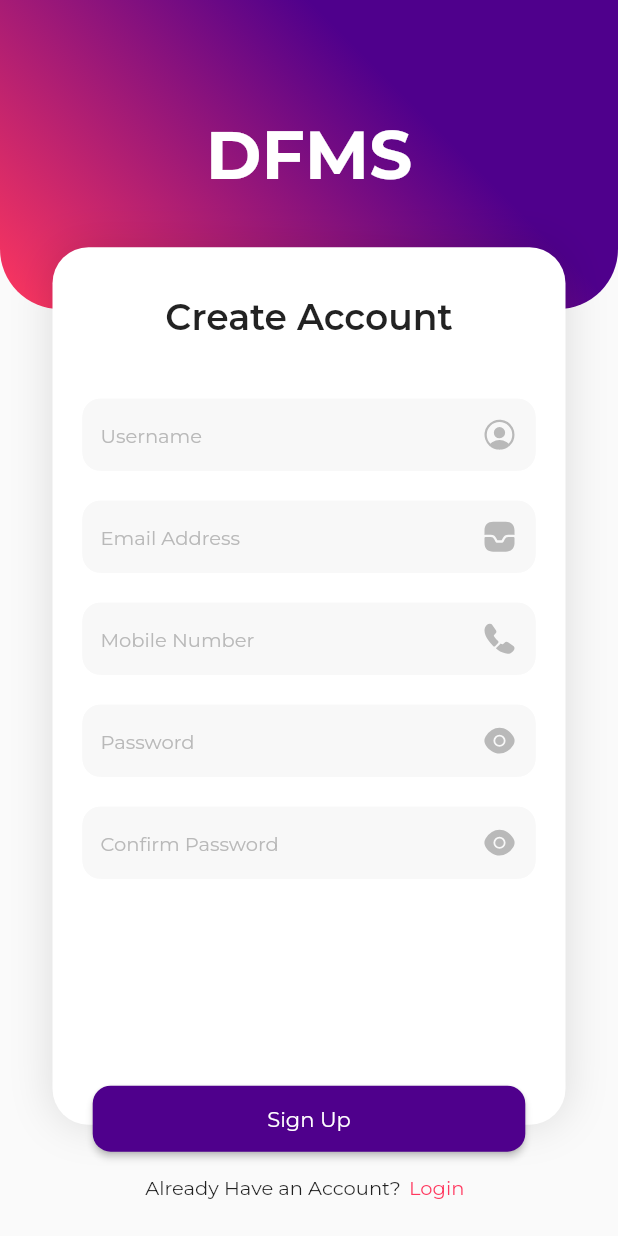
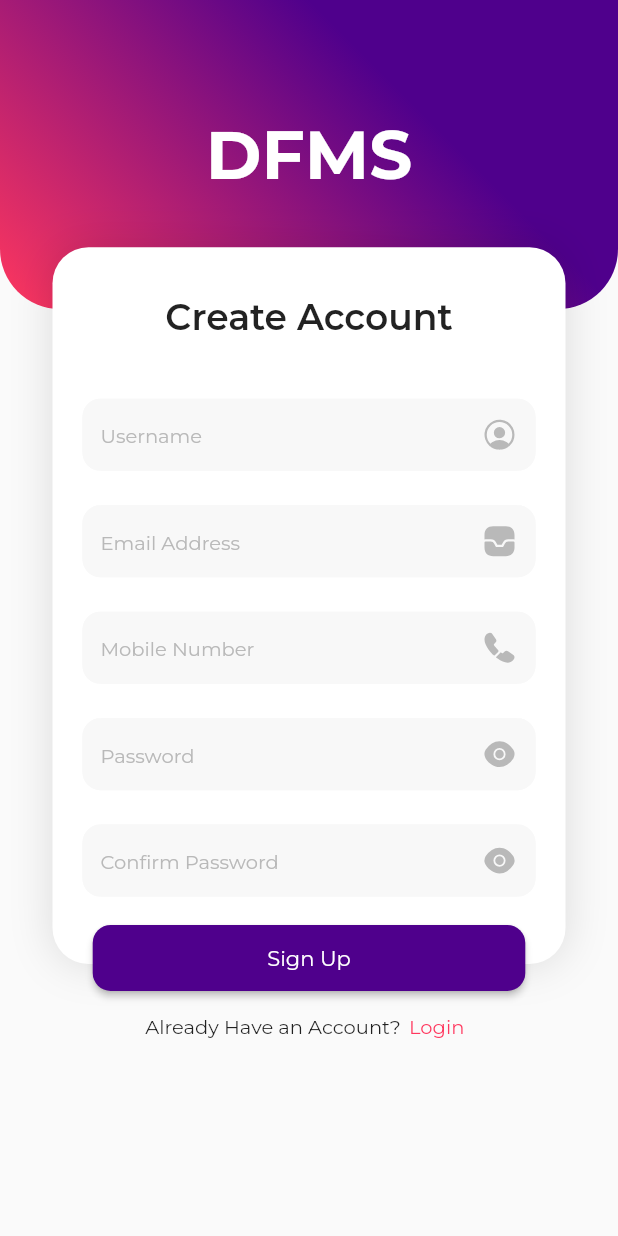
Before and after one commit to ShazaAshraf75/login-interface, a Flutter app: the screen it shows after launch, after a tap on "Sign Up", on a phone screen of 412 x 824 dp. Run offline on Flutter 3.47's test engine with Material 2 defaults, Android fonts, the phone set to English and light mode, and no system bars; our stand-ins replace flutter_svg.

Commit message:
adding expanded widget

```diff
--- a/lib/components/components.dart
+++ b/lib/components/components.dart
@@ -48,6 +48,7 @@ Widget customTextField({
           filled: true,
           fillColor: lightGreyColor,
           errorBorder: OutlineInputBorder(
+              // gapPadding: 20,
               borderRadius: BorderRadius.circular(12),
               borderSide: const BorderSide(color: Colors.red)),
           focusedBorder: OutlineInputBorder(
@@ -58,6 +59,7 @@ Widget customTextField({
               borderSide: BorderSide(color: lightGreyColor)),
           border: InputBorder.none,
           focusedErrorBorder: OutlineInputBorder(
+              // gapPadding: 20,
               borderRadius: BorderRadius.circular(12),
               borderSide: const BorderSide(color: Colors.red)),
           contentPadding: const EdgeInsets.all(12),
--- a/lib/login/login_screen.dart
+++ b/lib/login/login_screen.dart
@@ -68,7 +68,8 @@ class _LoginScreenState extends State<LoginScreen> {
                             ),
                           ),
                           const SizedBox(height: 30),
-                          customTextField(
+                          Expanded(
+                            child: customTextField(
                                 controller: usernameController,
                                 keyboardType: TextInputType.name,
                                 hintText: 'Username',
@@ -80,7 +81,9 @@ class _LoginScreenState extends State<LoginScreen> {
                                     return null;
                                   }
                                 }),
-                          customTextField(
+                          ),
+                          Expanded(
+                            child: customTextField(
                                 controller: passwordController,
                                 keyboardType: TextInputType.visiblePassword,
                                 hintText: 'Password',
@@ -93,6 +96,7 @@ class _LoginScreenState extends State<LoginScreen> {
                                     return null;
                                   }
                                 }),
+                          ),
                           Row(
                             mainAxisAlignment: MainAxisAlignment.start,
                             children: [
--- a/lib/main.dart
+++ b/lib/main.dart
@@ -1,7 +1,7 @@
 // ignore_for_file: use_key_in_widget_constructors
 
 import 'package:flutter/material.dart';
-import 'package:login_interface/register/register_screen.dart';
+import 'package:login_interface/login/login_screen.dart';
 
 void main() {
   runApp(MyApp());
@@ -12,7 +12,7 @@ class MyApp extends StatelessWidget {
   Widget build(BuildContext context) {
     return MaterialApp(
       debugShowCheckedModeBanner: false,
-      home: RegisterScreen(),
+      home: LoginScreen(),
     );
   }
 }
--- a/lib/register/register_screen.dart
+++ b/lib/register/register_screen.dart
@@ -3,7 +3,6 @@
 import 'package:flutter/material.dart';
 import 'package:login_interface/components/components.dart';
 import 'package:login_interface/constants/constants.dart';
-import 'package:login_interface/login/login_screen.dart';
 
 class RegisterScreen extends StatelessWidget {
   TextEditingController usernameController = TextEditingController();
@@ -29,7 +28,7 @@ class RegisterScreen extends StatelessWidget {
               Positioned(
                 top: MediaQuery.of(context).size.height * 0.20,
                 width: MediaQuery.of(context).size.width * 1,
-                height: MediaQuery.of(context).size.height * 0.71,
+                height: MediaQuery.of(context).size.height * 0.58,
                 child: Container(
                   margin: const EdgeInsets.symmetric(horizontal: 35),
                   padding:
@@ -62,7 +61,8 @@ class RegisterScreen extends StatelessWidget {
                           ),
                         ),
                         const SizedBox(height: 30),
-                        customTextField(
+                        Expanded(
+                          child: customTextField(
                             controller: usernameController,
                             keyboardType: TextInputType.name,
                             hintText: 'Username',
@@ -73,8 +73,11 @@ class RegisterScreen extends StatelessWidget {
                               } else {
                                 return null;
                               }
-                            }),
-                        customTextField(
+                            },
+                          ),
+                        ),
+                        Expanded(
+                          child: customTextField(
                             controller: emailController,
                             keyboardType: TextInputType.emailAddress,
                             hintText: 'Email Address',
@@ -88,8 +91,11 @@ class RegisterScreen extends StatelessWidget {
                               } else {
                                 return null;
                               }
-                            }),
-                        customTextField(
+                            },
+                          ),
+                        ),
+                        Expanded(
+                          child: customTextField(
                               controller: mobileController,
                               keyboardType: TextInputType.phone,
                               hintText: 'Mobile Number',
@@ -101,7 +107,9 @@ class RegisterScreen extends StatelessWidget {
                                   return null;
                                 }
                               }),
-                        customTextField(
+                        ),
+                        Expanded(
+                          child: customTextField(
                               controller: passwordController,
                               keyboardType: TextInputType.visiblePassword,
                               hintText: 'Password',
@@ -114,7 +122,9 @@ class RegisterScreen extends StatelessWidget {
                                   return null;
                                 }
                               }),
-                        customTextField(
+                        ),
+                        Expanded(
+                          child: customTextField(
                               controller: confirmPasswordController,
                               keyboardType: TextInputType.visiblePassword,
                               hintText: 'Confirm Password',
@@ -127,13 +137,14 @@ class RegisterScreen extends StatelessWidget {
                                   return null;
                                 }
                               }),
+                        ),
                       ],
                     ),
                   ),
                 ),
               ),
               Positioned(
-                  bottom: MediaQuery.of(context).size.height * 0.01,
+                  bottom: MediaQuery.of(context).size.height * 0.14,
                   child: Column(
                     children: [
                       customButton(
@@ -143,10 +154,12 @@ class RegisterScreen extends StatelessWidget {
                           question: "Already Have an Account?",
                           answer: "Login",
                           func: () {
-                            Navigator.push(
-                                context,
-                                MaterialPageRoute(
-                                    builder: (context) => LoginScreen()));
+                            Navigator.pop(context);
+
+                            // Navigator.push(
+                            //     context,
+                            //     MaterialPageRoute(
+                            //         builder: (context) => LoginScreen()));
                           }),
                     ],
                   )),
```
Lines whose indentation alone changed are shown as unchanged.
